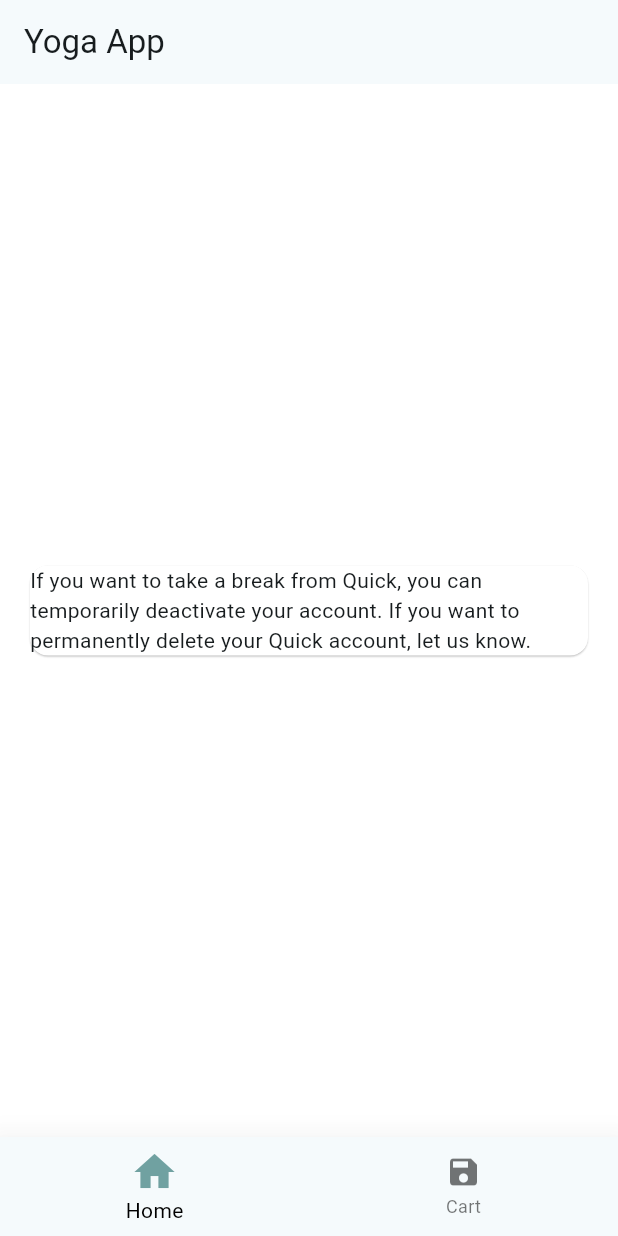
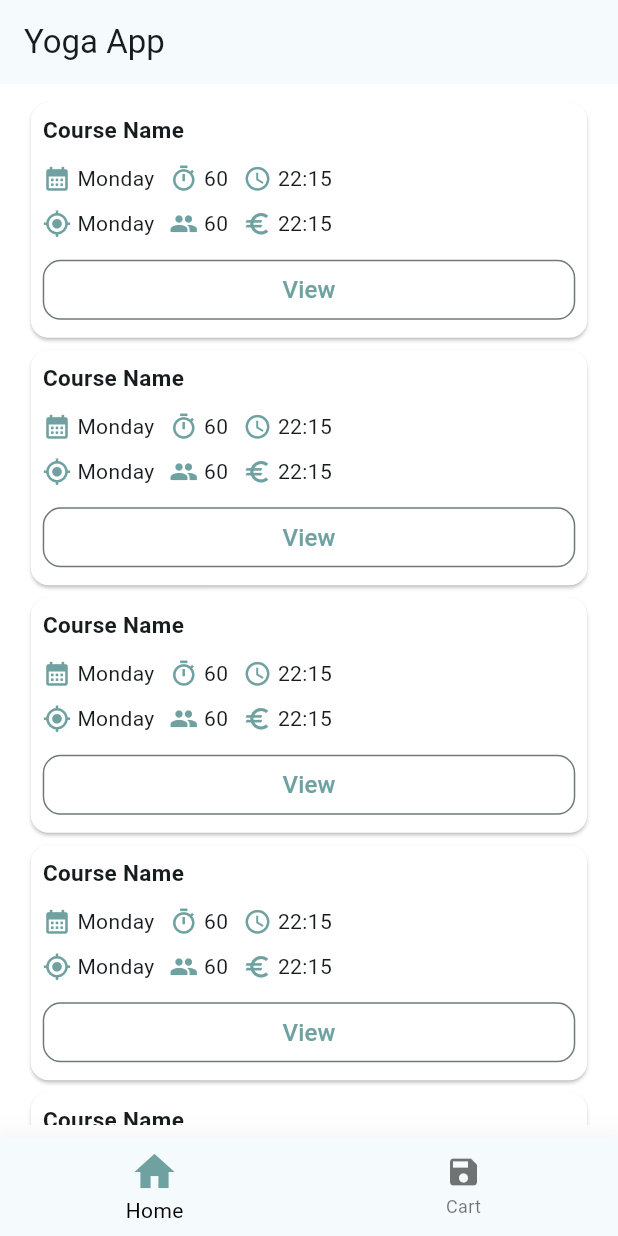
Before and after one commit to AungPyae-Phyo/yoga_client, a Flutter app: the screen it shows after launch, on a phone screen of 412 x 824 dp. Run offline on Flutter 3.47's test engine with Material 3 defaults, Android fonts, the phone set to English and light mode, and no system bars; Roboto replaces fonts that are missing (Nunito).

Commit message:
add custom_button, difficulity and card info

```diff
--- /dev/null
+++ b/lib/common/widgets/custom_button.dart
@@ -0,0 +1,34 @@
+import 'package:flutter/material.dart';
+
+import '../../config/constants/colors.dart';
+
+class CustomButton extends StatelessWidget {
+  final VoidCallback? onTap;
+  final String buttonName;
+  const CustomButton({
+    super.key,
+    this.onTap,
+    required this.buttonName,
+  });
+
+  @override
+  Widget build(BuildContext context) {
+    final deviceWidth = MediaQuery.of(context).size.width;
+    return OutlinedButton(
+      style: OutlinedButton.styleFrom(
+          shape:
+              RoundedRectangleBorder(borderRadius: BorderRadius.circular(12))),
+      onPressed: onTap,
+      child: Center(
+        child: Text(
+          buttonName,
+          style: const TextStyle(
+            fontSize: 16,
+            fontFamily: 'Nunito',
+            color: ColorConst.lightTeal,
+          ),
+        ),
+      ),
+    );
+  }
+}
--- a/lib/config/theme.dart
+++ b/lib/config/theme.dart
@@ -29,3 +29,8 @@ class MyTheme {
     elevation: 0.5,
   );
 }
+
+const cardTitle = TextStyle(
+  fontSize: 15,
+  fontWeight: FontWeight.w600,
+);
--- a/lib/features/home/presentation/screens/home_screen.dart
+++ b/lib/features/home/presentation/screens/home_screen.dart
@@ -1,4 +1,8 @@
 import 'package:flutter/material.dart';
+import 'package:yoga_client/common/widgets/custom_button.dart';
+
+import '../../../../config/constants/colors.dart';
+import '../widgets/info_card.dart';
 
 class HomeScreen extends StatelessWidget {
   const HomeScreen({super.key});
@@ -8,19 +12,16 @@ class HomeScreen extends StatelessWidget {
     final deviceWidth = MediaQuery.of(context).size.width;
     return Scaffold(
       appBar: AppBar(
-        title: Text('Yoga App'),
+        title: const Text('Yoga App'),
       ),
       body: Padding(
-        padding: const EdgeInsets.all(16.0),
-        child: Column(
-          mainAxisAlignment: MainAxisAlignment.center,
-          crossAxisAlignment: CrossAxisAlignment.center,
-          children: [
-            Card(
-              child: Text(
-                  'If you want to take a break from Quick, you can temporarily deactivate your account. If you want to permanently delete your Quick account, let us know.'),
-            )
-          ],
+        padding: EdgeInsets.symmetric(
+            horizontal: deviceWidth * 0.04, vertical: deviceWidth * 0.02),
+        child: ListView.builder(
+          itemCount: 20,
+          itemBuilder: (BuildContext context, int index) {
+            return  InfoCard();
+          },
         ),
       ),
     );
--- /dev/null
+++ b/lib/features/home/presentation/widgets/info_card.dart
@@ -0,0 +1,20 @@
+import 'package:flutter/material.dart';
+import 'package:yoga_client/features/home/presentation/widgets/info_item.dart';
+
+
+
+class InfoCard extends StatelessWidget {
+  const InfoCard({
+    super.key,
+  });
+
+  @override
+  Widget build(BuildContext context) {
+    return Card(
+        elevation: 1,
+        child: Padding(
+            padding: const EdgeInsets.all(8.0),
+            child: InfoItem()
+            ),);
+  }
+}
--- /dev/null
+++ b/lib/features/home/presentation/widgets/info_item.dart
@@ -0,0 +1,108 @@
+import 'package:flutter/material.dart';
+import 'package:yoga_client/features/details/detail_screen.dart';
+
+import '../../../../common/widgets/custom_button.dart';
+import '../../../../config/constants/colors.dart';
+import '../../../../config/theme.dart';
+
+class InfoItem extends StatelessWidget {
+  const InfoItem({
+    super.key,
+  });
+
+  @override
+  Widget build(BuildContext context) {
+    return Column(
+      crossAxisAlignment: CrossAxisAlignment.start,
+      children: [
+        Text(
+          'Course Name',
+          style: cardTitle,
+        ),
+        SizedBox(height: 12),
+        UpperRowItemInfo(),
+        SizedBox(height: 10),
+        LowerRowItemInfo(),
+        SizedBox(height: 10),
+        CustomButton(
+            buttonName: 'View',
+            onTap: () => Navigator.push(context,
+                MaterialPageRoute(builder: (context) => DetailScreen())))
+      ],
+    );
+  }
+}
+
+class UpperRowItemInfo extends StatelessWidget {
+  const UpperRowItemInfo({
+    super.key,
+  });
+
+  @override
+  Widget build(BuildContext context) {
+    return const Row(
+      children: [
+        Icon(
+          Icons.calendar_month,
+          color: ColorConst.lightTeal,
+          size: 19,
+        ),
+        SizedBox(width: 4),
+        Text('Monday'),
+        SizedBox(width: 10),
+        Icon(
+          Icons.timer_outlined,
+          color: ColorConst.lightTeal,
+          size: 19,
+        ),
+        SizedBox(width: 4),
+        Text('60'),
+        SizedBox(width: 10),
+        Icon(
+          Icons.access_time,
+          color: ColorConst.lightTeal,
+          size: 19,
+        ),
+        SizedBox(width: 4),
+        Text('22:15')
+      ],
+    );
+  }
+}
+
+class LowerRowItemInfo extends StatelessWidget {
+  const LowerRowItemInfo({
+    super.key,
+  });
+
+  @override
+  Widget build(BuildContext context) {
+    return const Row(
+      children: [
+        Icon(
+          Icons.gps_fixed_outlined,
+          color: ColorConst.lightTeal,
+          size: 19,
+        ),
+        SizedBox(width: 4),
+        Text('Monday'),
+        SizedBox(width: 10),
+        Icon(
+          Icons.people,
+          color: ColorConst.lightTeal,
+          size: 19,
+        ),
+        SizedBox(width: 4),
+        Text('60'),
+        SizedBox(width: 10),
+        Icon(
+          Icons.euro_sharp,
+          color: ColorConst.lightTeal,
+          size: 19,
+        ),
+        SizedBox(width: 4),
+        Text('22:15')
+      ],
+    );
+  }
+}
--- a/lib/main.dart
+++ b/lib/main.dart
@@ -14,7 +14,7 @@ class MyApp extends StatelessWidget {
     return MaterialApp(
       theme: MyTheme.lightTheme,
       debugShowCheckedModeBanner: false,
-      home: BottomNav(),
+      home: const BottomNav(),
     );
   }
 }
--- /dev/null
+++ b/lib/routes/route.dart
@@ -0,0 +1,3 @@
+class Route {
+
+}
```
Also changed, not shown: lib/common/level/difficulity.dart (added, +36 -0 lines), lib/features/details/detail_screen.dart (added, +50 -0 lines), 12 other files.
